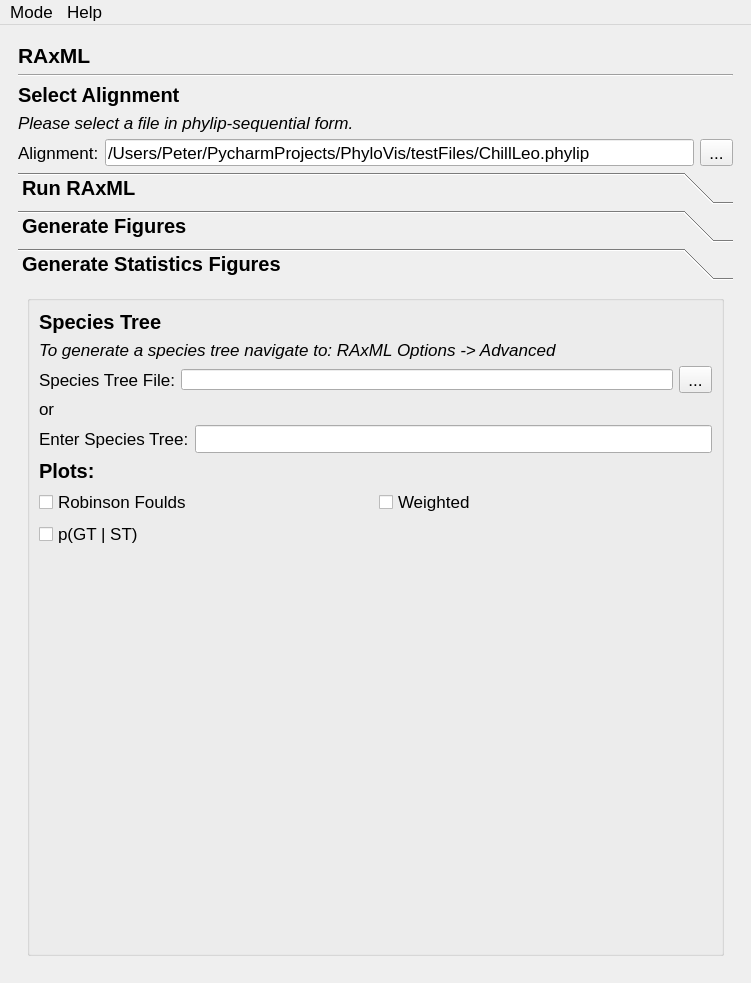
chilleo/ALPHA, file module/gui_layout.ui: the form before one commit.
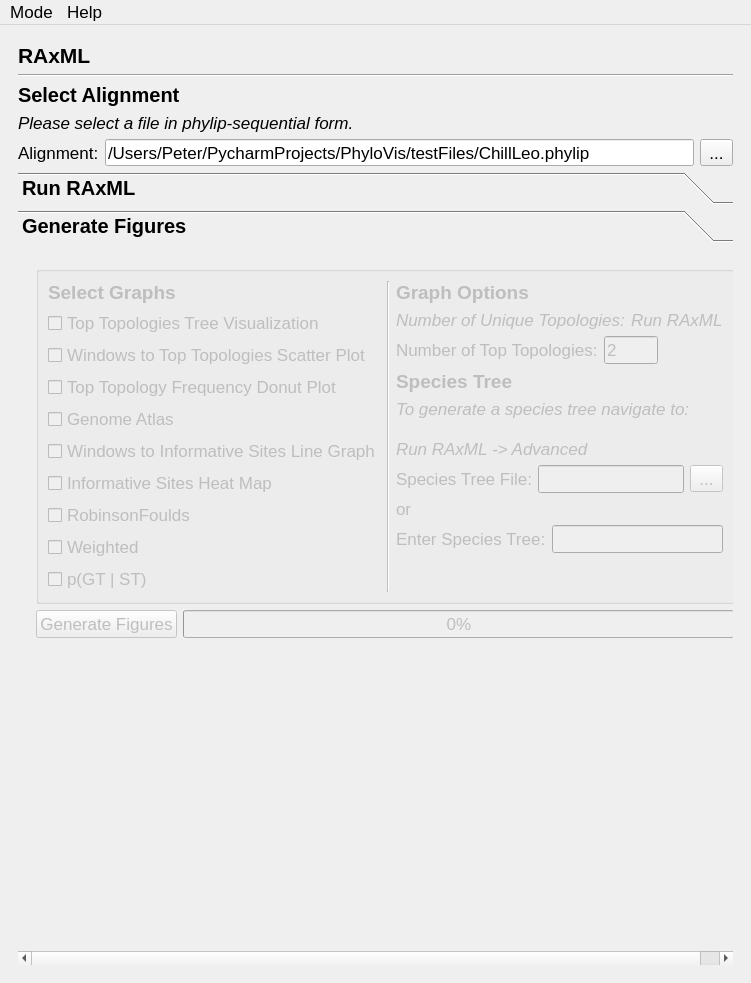
The form after the commit. The open tabs and pages were chosen to show the change.

What changed in the file:
```diff
--- a/module/gui_layout.ui
+++ b/module/gui_layout.ui
@@ -1285,14 +1285,60 @@
                <x>0</x>
                <y>0</y>
                <width>701</width>
-               <height>688</height>
+               <height>723</height>
               </rect>
              </property>
+             <property name="sizePolicy">
+              <sizepolicy hsizetype="Preferred" vsizetype="Minimum">
+               <horstretch>0</horstretch>
+               <verstretch>0</verstretch>
+              </sizepolicy>
+             </property>
              <attribute name="label">
               <string>Generate Figures</string>
              </attribute>
              <layout class="QVBoxLayout" name="verticalLayout_9">
               <item>
+               <widget class="QWidget" name="generateFiguresWrapper" native="true">
+                <property name="enabled">
+                 <bool>false</bool>
+                </property>
+                <property name="sizePolicy">
+                 <sizepolicy hsizetype="Preferred" vsizetype="Minimum">
+                  <horstretch>0</horstretch>
+                  <verstretch>0</verstretch>
+                 </sizepolicy>
+                </property>
+                <property name="minimumSize">
+                 <size>
+                  <width>0</width>
+                  <height>0</height>
+                 </size>
+                </property>
+                <property name="font">
+                 <font>
+                  <pointsize>13</pointsize>
+                  <weight>50</weight>
+                  <bold>false</bold>
+                 </font>
+                </property>
+                <property name="mouseTracking">
+                 <bool>false</bool>
+                </property>
+                <property name="toolTip">
+                 <string>RUN RAXML FIRST</string>
+                </property>
+                <property name="statusTip">
+                 <string/>
+                </property>
+                <property name="whatsThis">
+                 <string/>
+                </property>
+                <layout class="QVBoxLayout" name="verticalLayout_12">
+                 <property name="spacing">
+                  <number>-1</number>
+                 </property>
+                 <item>
                <widget class="QGroupBox" name="graphOptionsGroupBox">
                 <property name="font">
                  <font>
@@ -1447,7 +1493,7 @@
                     </layout>
                    </item>
                    <item>
-                    <layout class="QHBoxLayout" name="horizontalLayout_13">
+                       <layout class="QHBoxLayout" name="horizontalLayout_27">
                      <item>
                       <widget class="QCheckBox" name="checkboxWindowsToInfSites">
                        <property name="text">
@@ -1524,6 +1570,22 @@
                      </item>
                     </layout>
                    </item>
+                      <item>
+                       <spacer name="verticalSpacer_6">
+                        <property name="orientation">
+                         <enum>Qt::Vertical</enum>
+                        </property>
+                        <property name="sizeType">
+                         <enum>QSizePolicy::MinimumExpanding</enum>
+                        </property>
+                        <property name="sizeHint" stdset="0">
+                         <size>
+                          <width>20</width>
+                          <height>0</height>
+                         </size>
+                        </property>
+                       </spacer>
+                      </item>
                   </layout>
                  </item>
                  <item>
@@ -1721,10 +1783,13 @@
                      <property name="orientation">
                       <enum>Qt::Vertical</enum>
                      </property>
+                        <property name="sizeType">
+                         <enum>QSizePolicy::MinimumExpanding</enum>
+                        </property>
                      <property name="sizeHint" stdset="0">
                       <size>
                        <width>20</width>
-                       <height>40</height>
+                          <height>0</height>
                       </size>
                      </property>
                     </spacer>
@@ -1734,261 +1799,36 @@
                 </layout>
                </widget>
               </item>
-             </layout>
-            </widget>
-            <widget class="QWidget" name="statisticsOptionsPage">
-             <property name="enabled">
-              <bool>true</bool>
-             </property>
-             <property name="geometry">
-              <rect>
-               <x>0</x>
-               <y>0</y>
-               <width>701</width>
-               <height>688</height>
-              </rect>
-             </property>
-             <attribute name="label">
-              <string>Generate Statistics Figures</string>
-             </attribute>
+                 <item>
              <layout class="QHBoxLayout" name="horizontalLayout_5">
               <item>
-               <widget class="QGroupBox" name="statisticsOptionsGroupBox">
-                <property name="enabled">
-                 <bool>true</bool>
-                </property>
-                <property name="font">
-                 <font>
-                  <pointsize>13</pointsize>
-                  <weight>50</weight>
-                  <bold>false</bold>
-                 </font>
-                </property>
-                <property name="autoFillBackground">
-                 <bool>false</bool>
-                </property>
-                <property name="title">
-                 <string/>
-                </property>
-                <property name="flat">
-                 <bool>false</bool>
-                </property>
-                <property name="checkable">
-                 <bool>false</bool>
-                </property>
-                <layout class="QVBoxLayout" name="verticalLayout_12">
-                 <item>
-                  <widget class="QLabel" name="label_10">
-                   <property name="font">
-                    <font>
-                     <pointsize>15</pointsize>
-                     <weight>75</weight>
-                     <bold>true</bold>
-                    </font>
-                   </property>
+                    <widget class="QPushButton" name="generateFiguresBtn">
                    <property name="text">
-                    <string>Species Tree</string>
+                      <string>Generate Figures</string>
                    </property>
                   </widget>
                  </item>
                  <item>
-                  <layout class="QHBoxLayout" name="horizontalLayout_27">
-                   <item>
-                    <widget class="QLabel" name="label_11">
-                     <property name="font">
-                      <font>
-                       <pointsize>13</pointsize>
-                       <weight>50</weight>
-                       <italic>true</italic>
-                       <bold>false</bold>
-                      </font>
+                    <widget class="QProgressBar" name="generateFiguresProgressBar">
+                     <property name="value">
+                      <number>0</number>
                      </property>
-                     <property name="text">
-                      <string>To generate a species tree navigate to: RAxML Options -&gt; Advanced</string>
-                     </property>
                     </widget>
                    </item>
                   </layout>
                  </item>
                  <item>
-                  <layout class="QHBoxLayout" name="newickFileHL">
-                   <item>
-                    <widget class="QLabel" name="label_5">
-                     <property name="font">
-                      <font>
-                       <pointsize>13</pointsize>
-                       <weight>50</weight>
-                       <bold>false</bold>
-                      </font>
-                     </property>
-                     <property name="text">
-                      <string>Species Tree File:</string>
-                     </property>
-                    </widget>
-                   </item>
-                   <item>
-                    <widget class="QLineEdit" name="newickFileEntry2">
-                     <property name="sizePolicy">
-                      <sizepolicy hsizetype="MinimumExpanding" vsizetype="Fixed">
-                       <horstretch>0</horstretch>
-                       <verstretch>0</verstretch>
-                      </sizepolicy>
-                     </property>
-                     <property name="minimumSize">
-                      <size>
-                       <width>250</width>
-                       <height>0</height>
-                      </size>
-                     </property>
-                     <property name="maximumSize">
-                      <size>
-                       <width>16777215</width>
-                       <height>21</height>
-                      </size>
-                     </property>
-                     <property name="font">
-                      <font>
-                       <pointsize>13</pointsize>
-                       <weight>50</weight>
-                       <bold>false</bold>
-                      </font>
-                     </property>
-                     <property name="text">
-                      <string/>
-                     </property>
-                     <property name="readOnly">
-                      <bool>true</bool>
-                     </property>
-                    </widget>
-                   </item>
-                   <item>
-                    <widget class="QToolButton" name="newickFileBtn2">
-                     <property name="font">
-                      <font>
-                       <pointsize>13</pointsize>
-                       <weight>50</weight>
-                       <bold>false</bold>
-                      </font>
-                     </property>
-                     <property name="text">
-                      <string>...</string>
-                     </property>
-                    </widget>
-                   </item>
-                  </layout>
-                 </item>
-                 <item>
-                  <widget class="QLabel" name="label_29">
-                   <property name="text">
-                    <string>or</string>
-                   </property>
-                  </widget>
-                 </item>
-                 <item>
-                  <layout class="QHBoxLayout" name="horizontalLayout_43">
-                   <item>
-                    <widget class="QLabel" name="label_30">
-                     <property name="text">
-                      <string>Enter Species Tree:</string>
-                     </property>
-                    </widget>
-                   </item>
-                   <item>
-                    <widget class="QLineEdit" name="speciesTreeEntry2"/>
-                   </item>
-                  </layout>
-                 </item>
-                 <item>
-                  <widget class="QLabel" name="label_6">
-                   <property name="font">
-                    <font>
-                     <pointsize>15</pointsize>
-                     <weight>75</weight>
-                     <bold>true</bold>
-                    </font>
-                   </property>
-                   <property name="text">
-                    <string>Plots:</string>
-                   </property>
-                  </widget>
-                 </item>
-                 <item>
-                  <layout class="QHBoxLayout" name="robinsonFouldsHL">
-                   <item>
-                    <widget class="QCheckBox" name="checkboxRobinsonFoulds2">
-                     <property name="minimumSize">
-                      <size>
-                       <width>0</width>
-                       <height>0</height>
-                      </size>
-                     </property>
-                     <property name="font">
-                      <font>
-                       <pointsize>13</pointsize>
-                       <weight>50</weight>
-                       <bold>false</bold>
-                      </font>
-                     </property>
-                     <property name="text">
-                      <string>Robinson Foulds</string>
-                     </property>
-                    </widget>
-                   </item>
-                   <item>
-                    <widget class="QCheckBox" name="checkboxWeighted2">
-                     <property name="minimumSize">
-                      <size>
-                       <width>0</width>
-                       <height>21</height>
-                      </size>
-                     </property>
-                     <property name="font">
-                      <font>
-                       <pointsize>13</pointsize>
-                       <weight>50</weight>
-                       <bold>false</bold>
-                      </font>
-                     </property>
-                     <property name="text">
-                      <string>Weighted</string>
-                     </property>
-                    </widget>
-                   </item>
-                  </layout>
-                 </item>
-                 <item>
-                  <layout class="QHBoxLayout" name="pgtstHL">
-                   <item>
-                    <widget class="QCheckBox" name="checkboxPGTST2">
-                     <property name="minimumSize">
-                      <size>
-                       <width>0</width>
-                       <height>0</height>
-                      </size>
-                     </property>
-                     <property name="font">
-                      <font>
-                       <pointsize>13</pointsize>
-                       <weight>50</weight>
-                       <bold>false</bold>
-                      </font>
-                     </property>
-                     <property name="text">
-                      <string>p(GT | ST)</string>
-                     </property>
-                    </widget>
-                   </item>
-                  </layout>
-                 </item>
-                 <item>
-                  <spacer name="verticalSpacer_12">
+                  <spacer name="verticalSpacer_13">
                    <property name="orientation">
                     <enum>Qt::Vertical</enum>
                    </property>
+                   <property name="sizeType">
+                    <enum>QSizePolicy::MinimumExpanding</enum>
+                   </property>
                    <property name="sizeHint" stdset="0">
                     <size>
                      <width>20</width>
-                     <height>40</height>
+                     <height>0</height>
                     </size>
                    </property>
                   </spacer>
@@ -2919,10 +2759,7 @@
                   </layout>
                  </item>
                  <item>
-                  <layout class="QHBoxLayout" name="horizontalLayout_53">
-                   <property name="spacing">
-                    <number>1</number>
-                   </property>
+                  <layout class="QHBoxLayout" name="horizontalLayout_43">
                    <item>
                     <widget class="QCheckBox" name="checkboxPercentMatchingSitesGraph">
                      <property name="text">
```
Left out of the diff: 97 changed lines with no effect on the pictures. Lines whose indentation alone changed are shown as unchanged.
